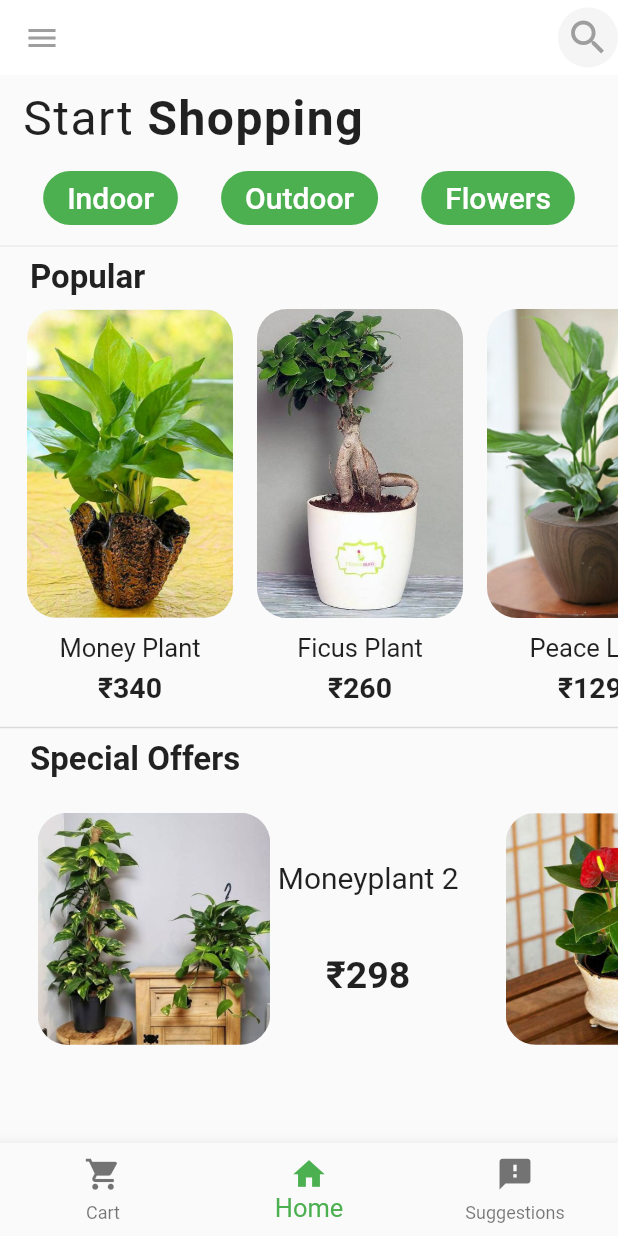
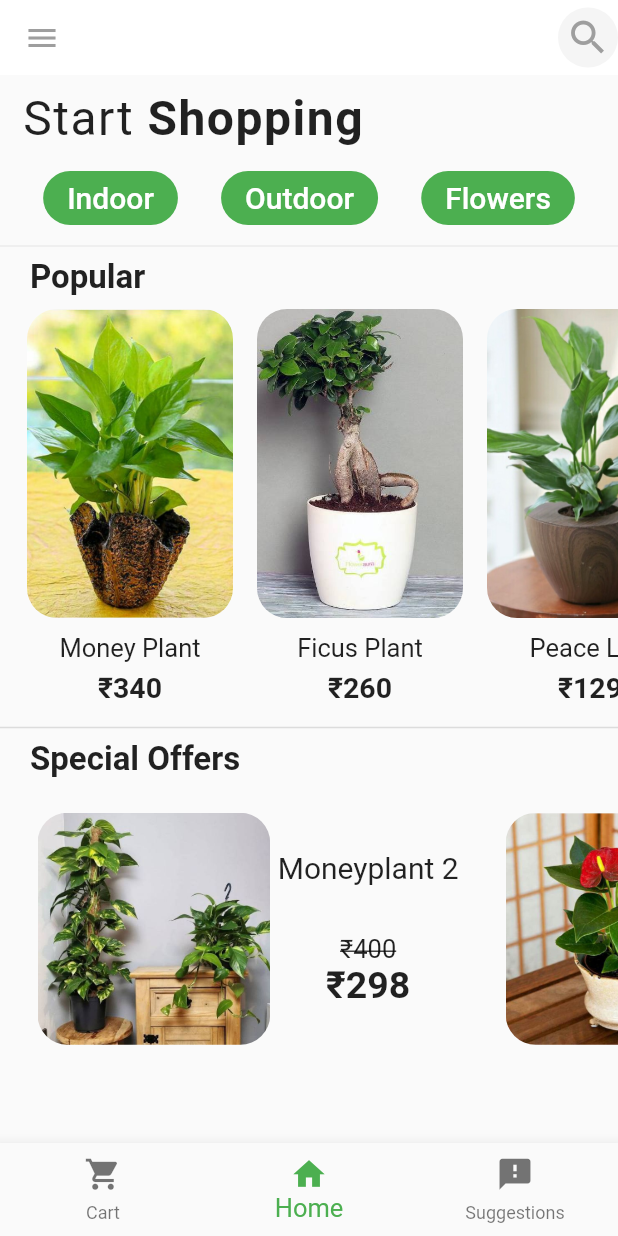
Before and after one commit to Musthafa-Ap/Planta, a Flutter app: the screen it shows after launch, on a phone screen of 412 x 824 dp. Run offline on Flutter 3.47's test engine with Material 2 defaults, Android fonts, the light colour scheme and no system bars; our stand-ins replace after_layout, introduction_screen, rflutter_alert, shared_preferences; missing offline and left inert: mailer.

Commit message:
Before linking the firebase

```diff
--- a/lib/Detailes/Suggestions.dart
+++ b/lib/Detailes/Suggestions.dart
@@ -1,11 +1,11 @@
 import 'package:flutter/cupertino.dart';
 import 'package:flutter/material.dart';
+import 'package:planta/Homepage/Mainpage.dart';
 
 class Suggestions extends StatelessWidget {
   @override
   Widget build(BuildContext context) {
     return Scaffold(
-     // bottomNavigationBar: Bot(),
       appBar: AppBar(title: Text("Suggestions"),backgroundColor: Colors.green,),
       body: Container(
         child: SingleChildScrollView(
--- a/lib/Homepage/Heading.dart
+++ b/lib/Homepage/Heading.dart
@@ -1,3 +1,7 @@
+import 'dart:ui';
+
+import 'package:flutter/cupertino.dart';
+import 'package:flutter/foundation.dart';
 import 'package:flutter/material.dart';
 class Heading extends StatelessWidget {
   @override
--- a/lib/Homepage/SpecialItems.dart
+++ b/lib/Homepage/SpecialItems.dart
@@ -25,11 +25,11 @@ class _SpecialItemsState extends State<SpecialItems> {
               crossAxisAlignment: CrossAxisAlignment.start,
               children: [
 
-SpecialCard(img: "Moneyplant2.jpeg",name: 'Moneyplant 2',price:298,context: context),
-                SpecialCard(img: 'Anthurium.jpg',name: 'Anthurium',price: 400,context: context),
-               SpecialCard(img: 'Indore_palm.jpeg',name: 'Indore Palm',price: 376,context: context),
-                SpecialCard(img: 'Snakeskin.jpg',name: 'Snakeskin ',price: 500,context: context),
-                SpecialCard(img: 'Spathiphyllm.jpg',name: 'Spathiphyllum',price: 450,context: context)
+SpecialCard(img: "Moneyplant2.jpeg",name: 'Moneyplant 2',price:298,context: context,actualprice: 400),
+                SpecialCard(img: 'Anthurium.jpg',name: 'Anthurium',price: 400,context: context,actualprice: 550 ),
+               SpecialCard(img: 'Indore_palm.jpeg',name: 'Indore Palm',price: 376,context: context,actualprice: 543),
+                SpecialCard(img: 'Snakeskin.jpg',name: 'Snakeskin ',price: 500,context: context,actualprice: 666),
+                SpecialCard(img: 'Spathiphyllm.jpg',name: 'Spathiphyllum',price: 450,context: context,actualprice: 589)
 
               ],
             ),
@@ -41,7 +41,7 @@ SpecialCard(img: "Moneyplant2.jpeg",name: 'Moneyplant 2',price:298,context: cont
     );
   }
 
-  Widget SpecialCard( {String img,String name,int price,BuildContext context}){
+  Widget SpecialCard( {String img,String name,int price,int actualprice,BuildContext context}){
     return GestureDetector(
       onTap: (){
         Navigator.push(context, MaterialPageRoute(builder: (context){
@@ -70,7 +70,13 @@ SpecialCard(img: "Moneyplant2.jpeg",name: 'Moneyplant 2',price:298,context: cont
               mainAxisAlignment: MainAxisAlignment.spaceEvenly,
               children: [
                 Text(name,style: TextStyle(fontSize: 20),),
-                Text("₹$price",style: TextStyle(fontSize: 25,fontWeight: FontWeight.bold),)
+                Column(
+                  children: [
+                    Text("₹$actualprice",style: TextStyle(fontSize: 17,decoration: TextDecoration.lineThrough),),
+                    Text("₹$price",style: TextStyle(fontSize: 25,fontWeight: FontWeight.bold),)
+                  ],
+                ),
+
               ],
             )
           ],
@@ -79,4 +85,5 @@ SpecialCard(img: "Moneyplant2.jpeg",name: 'Moneyplant 2',price:298,context: cont
     );
 
   }
-}
+
+  }
--- a/lib/Sections/SectionPage.dart
+++ b/lib/Sections/SectionPage.dart
@@ -21,6 +21,7 @@ class _SectionPageState extends State<SectionPage> {
           physics: BouncingScrollPhysics(),
           child: Column(
             children: [
+              SizedBox(height: 10),
               IntrinsicHeight(
                 child: Row(
                   mainAxisAlignment: MainAxisAlignment.spaceEvenly,
--- a/lib/main.dart
+++ b/lib/main.dart
@@ -11,6 +11,11 @@ import 'Homepage/Mainpage.dart';
 void main() {
   runApp(MyApp());
 }
+
+
+
+
+
 class MyApp extends StatelessWidget {
   @override
   Widget build(BuildContext context) {
@@ -21,103 +26,6 @@ class MyApp extends StatelessWidget {
   }
 }
 
-
-
-
-
-
-
-
-
-
-
-
-
-
-
-
-
-
-
-/*
-class Intro extends StatelessWidget {
-  @override
-  Widget build(BuildContext context) {
-    return IntroductionScreen(
-
-      showNextButton: true,
-      next: Text("Next"),
-      showSkipButton: true,
-      skip: Text("skip"),
-
-      done: Text("done"),
-      onDone: (){
-        Navigator.push(context, MaterialPageRoute(builder: (context)=>Bot()));
-
-      },
-
-      pages: [
-        PageViewModel(
-          title: '',
-            bodyWidget: Column(
-            children: [
-              SizedBox(height: 60,),
-              Text("Welcome to Planta",style: TextStyle(fontSize: 40,color: Colors.green,fontWeight: FontWeight.bold)),
-        Container(
-          width: 250,
-          height: 450,
-          decoration: BoxDecoration(
-            shape: BoxShape.circle,
-            image: DecorationImage(image: AssetImage("assets/images/Intro.jpg"))
-          ),
-        ),
-            ],
-          )
-        ),
-
-
-        PageViewModel(
-
-
-            bodyWidget: Column(
-              children: [
-                SizedBox(height: 60,),
-                Container(
-                  width: 250,
-                  height: 350,
-                  decoration: BoxDecoration(
-                      shape: BoxShape.circle,
-                      image: DecorationImage(image: AssetImage("assets/images/Delivery1.png"))
-                  ),
-                ), Text("Delivery at anywhere...",style: TextStyle(fontSize: 30,color: Colors.green,)),
-              ],
-            ),
-          title: '                                                      ',
-        ),
-        PageViewModel(
-
-
-          bodyWidget: Column(
-            children: [
-              SizedBox(height: 60,),
-              Container(
-                width: 250,
-                height: 350,
-                decoration: BoxDecoration(
-                    shape: BoxShape.circle,
-                    image: DecorationImage(image: AssetImage("assets/images/Payment.jpg"))
-                ),
-              ), Text("All Payments are accepted",style: TextStyle(fontSize: 30,color: Colors.green,)),
-            ],
-          ),
-          title: '                                                      ',
-        ),
-  ]
-    );
-  }
-}
-
-*/
 
 
 class Bot extends StatefulWidget {
--- a/pubspec.yaml
+++ b/pubspec.yaml
@@ -29,6 +29,8 @@ dependencies:
   introduction_screen:
   shared_preferences:
   after_layout:
+  cloud_firestore:
+  firebase_core:
 
 
   # The following adds the Cupertino Icons font to your application.
```
Also changed, not shown: pubspec.lock, 3 other files.
